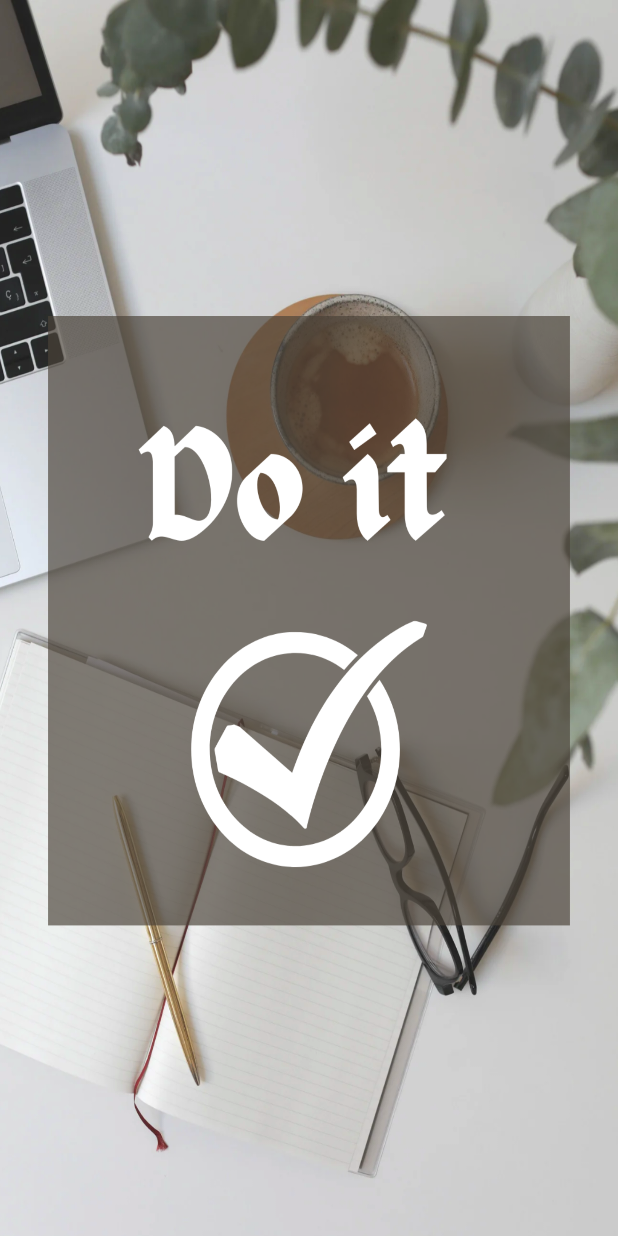
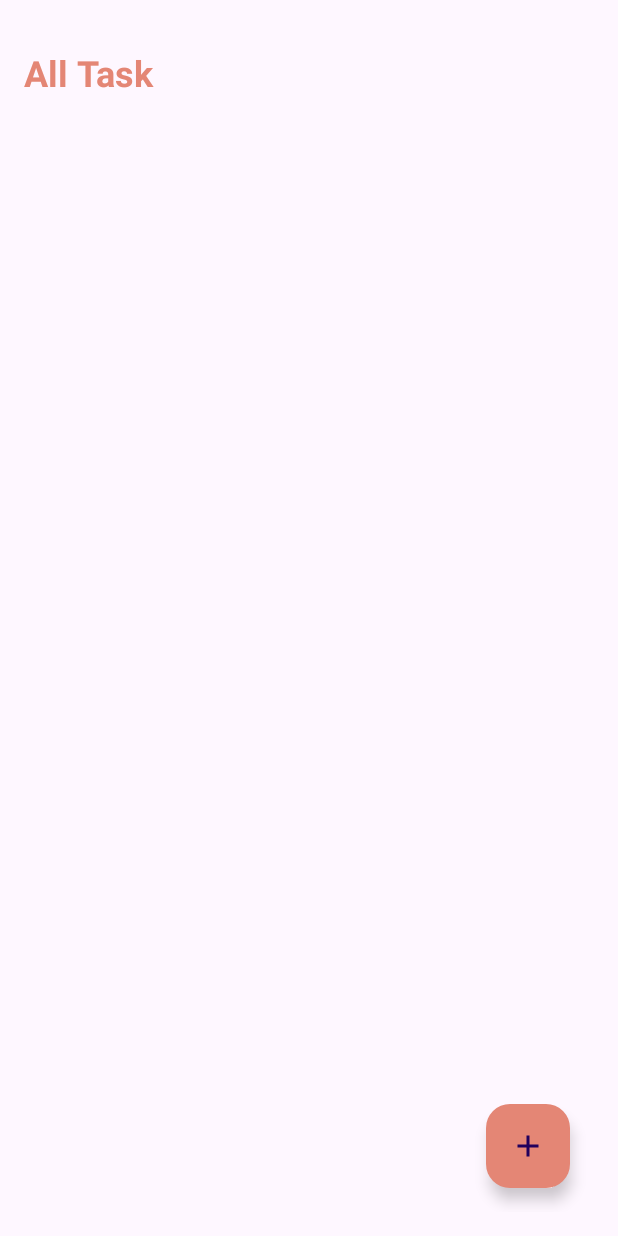
Before and after one commit to Ishara-Sewwandi/DoIt, an Android app: the screen it shows after launch (MainActivity), on a phone screen of 412 x 824 dp. Run offline under Robolectric (Android 15) with nearby library versions, the phone set to English and light mode, and no system bars.

Commit message:
changes did in first 2pages and set navigation

```diff
--- a/app/src/main/AndroidManifest.xml
+++ b/app/src/main/AndroidManifest.xml
@@ -16,10 +16,10 @@
             android:name=".AddTask"
             android:exported="false" />
         <activity
-            android:name=".AllTask"
-            android:exported="false" />
+            android:name=".MainActivity"
+            android:exported="true" />
         <activity
-            android:name=".MainActivity"
+            android:name=".SplashScreen"
             android:exported="true">
             <intent-filter>
                 <action android:name="android.intent.action.MAIN" />
--- a/app/src/main/java/com/example/doit/MainActivity.kt
+++ b/app/src/main/java/com/example/doit/MainActivity.kt
@@ -1,11 +1,21 @@
 package com.example.doit
 
+import android.content.Intent
 import androidx.appcompat.app.AppCompatActivity
 import android.os.Bundle
+import com.example.doit.databinding.ActivityMainBinding
 
 class MainActivity : AppCompatActivity() {
+    private lateinit var binding: ActivityMainBinding // Declare the binding variable
+
     override fun onCreate(savedInstanceState: Bundle?) {
         super.onCreate(savedInstanceState)
-        setContentView(R.layout.activity_main)
+        binding = ActivityMainBinding.inflate(layoutInflater)
+        setContentView(binding.root)
+
+        binding.addBtn.setOnClickListener {
+            val intent = Intent(this,AddTask::class.java)
+            startActivity(intent)
+        }
     }
 }
--- /dev/null
+++ b/app/src/main/java/com/example/doit/SplashScreen.kt
@@ -0,0 +1,21 @@
+package com.example.doit
+
+import android.content.Intent
+import androidx.appcompat.app.AppCompatActivity
+import android.os.Bundle
+import android.os.Handler
+
+class SplashScreen : AppCompatActivity() {
+
+    override fun onCreate(savedInstanceState: Bundle?) {
+        super.onCreate(savedInstanceState)
+        setContentView(R.layout.activity_splash_screen)
+
+        Handler().postDelayed({
+            val intent = Intent(this, MainActivity::class.java)
+            startActivity(intent)
+            finish()
+        }, 3000)  // 3000 milliseconds delay (3 seconds)
+    }
+
+}
--- a/app/src/main/res/layout/activity_main.xml
+++ b/app/src/main/res/layout/activity_main.xml
@@ -1,11 +1,39 @@
 <?xml version="1.0" encoding="utf-8"?>
-<androidx.constraintlayout.widget.ConstraintLayout xmlns:android="http://schemas.android.com/apk/res/android"
+<RelativeLayout
+    xmlns:android="http://schemas.android.com/apk/res/android"
     xmlns:app="http://schemas.android.com/apk/res-auto"
     xmlns:tools="http://schemas.android.com/tools"
     android:layout_width="match_parent"
     android:layout_height="match_parent"
-    android:background="@drawable/img1"
-    tools:context=".MainActivity">
+    android:padding="16dp"
+    tools:context=".SplashScreen">
+
+    <TextView
+        android:id="@+id/titleTextView"
+        android:layout_width="wrap_content"
+        android:layout_height="wrap_content"
+        android:layout_alignParentTop="true"
+        android:layout_marginTop="16dp"
+        android:text="All Task"
+        android:textSize="24sp"
+        android:textStyle="bold"
+        android:textColor="@color/brown" />
+
+    <com.google.android.material.floatingactionbutton.FloatingActionButton
+        android:id="@+id/addBtn"
+        app.tint="@color/white"
+        android:layout_width="wrap_content"
+        android:layout_height="wrap_content"
+        android:layout_alignParentEnd="true"
+        android:layout_alignParentBottom="true"
+        android:layout_marginStart="16dp"
+        android:layout_marginTop="16dp"
+        android:layout_marginEnd="16dp"
+        android:layout_marginBottom="16dp"
+        android:src="@drawable/baseline_add_24"
+        android:tint="@color/white"
+        app:backgroundTint="@color/brown" />
 
 
-</androidx.constraintlayout.widget.ConstraintLayout>
+
+</RelativeLayout>
```
Also changed, not shown: app/src/main/java/com/example/doit/AllTask.kt (deleted, +0 -11 lines), app/src/main/res/layout/activity_all_task.xml (deleted, +0 -39 lines), app/src/main/res/layout/activity_splash_screen.xml (added, +11 -0 lines).
